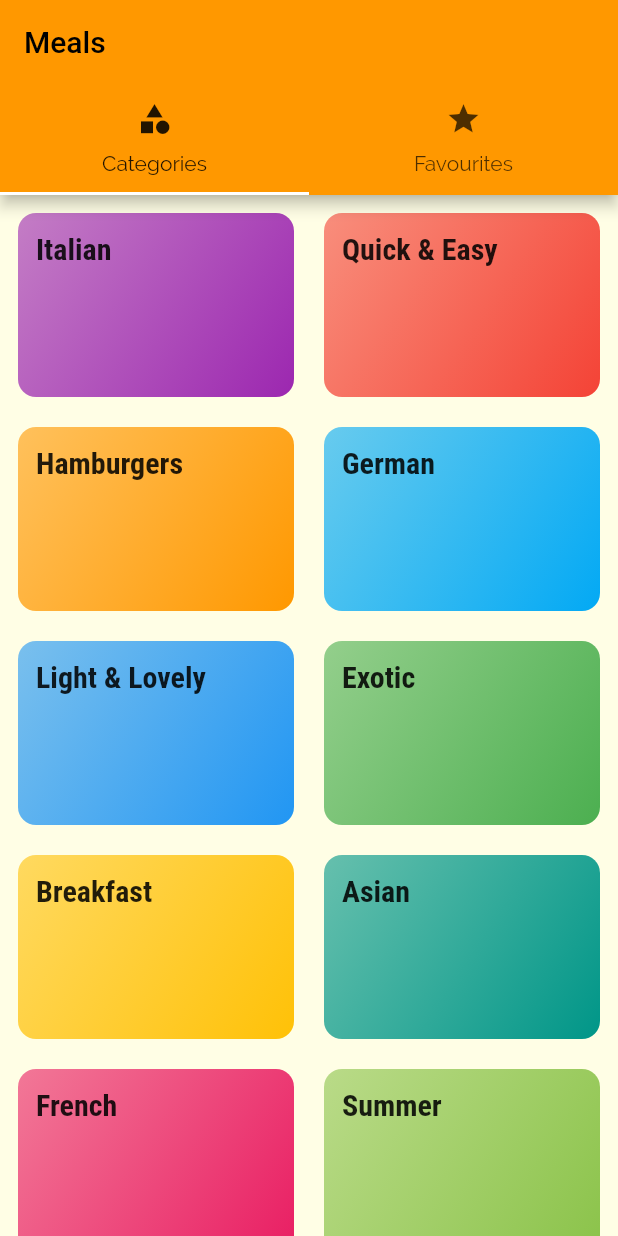
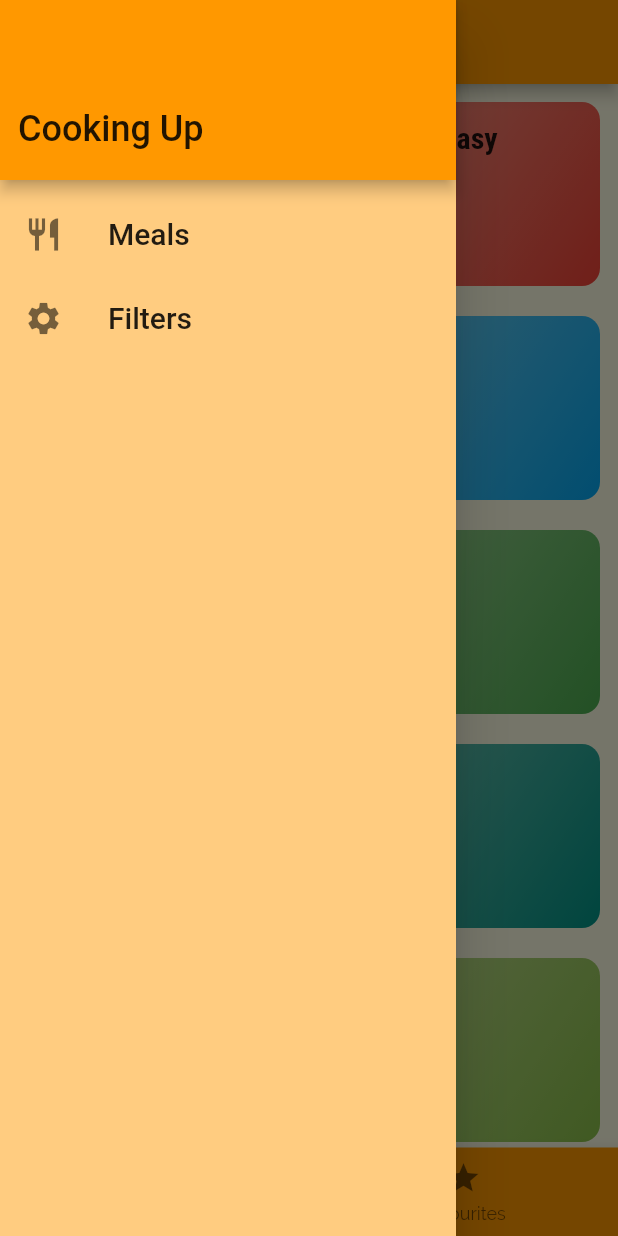
Before and after one commit to IqmanS/flutter-meals-app, a Flutter app: the screen it shows after launch, with the side drawer open (before the commit the screen has no drawer), on a phone screen of 412 x 824 dp. Run offline on Flutter 3.47's test engine with Material 2 defaults, Android fonts, the phone set to English and light mode, and no system bars.

Commit message:
flutter_meals_app

```diff
--- a/lib/main.dart
+++ b/lib/main.dart
@@ -2,9 +2,10 @@
 
 import 'package:flutter/material.dart';
 import 'package:meals_app/screens/categories_screen.dart';
+import 'package:meals_app/screens/filter_screen.dart';
 import 'package:meals_app/screens/meal_detail_screen.dart';
 import 'package:meals_app/screens/meals_screen.dart';
-import 'package:meals_app/screens/tabs_screen.dart';
+import 'package:meals_app/screens/tabs_bottom_screen.dart';
 
 void main() {
   runApp(const MyApp());
@@ -43,6 +44,7 @@ class MyApp extends StatelessWidget {
         MealsScreen.routeName: (context) => const MealsScreen(),
         MealDetailScreen.routeName: (context) => const MealDetailScreen(),
         TabsScreen.routeName: (context) => const TabsScreen(),
+        FilterScreen.routeName: (context) => const FilterScreen(),
       },
       // onGenerateRoute: (settings) {
       //   print(settings.arguments);
--- /dev/null
+++ b/lib/screens/filter_screen.dart
@@ -0,0 +1,15 @@
+import 'package:flutter/cupertino.dart';
+import 'package:flutter/src/widgets/container.dart';
+import 'package:flutter/src/widgets/framework.dart';
+
+class FilterScreen extends StatelessWidget {
+  static const routeName = "/filter";
+  const FilterScreen({super.key});
+
+  @override
+  Widget build(BuildContext context) {
+    return const Center(
+      child: Text("Bello"),
+    );
+  }
+}
--- /dev/null
+++ b/lib/screens/tabs_bottom_screen.dart
@@ -0,0 +1,56 @@
+// ignore_for_file: prefer_const_literals_to_create_immutables
+
+import 'package:flutter/material.dart';
+import 'package:flutter/src/widgets/container.dart';
+import 'package:flutter/src/widgets/framework.dart';
+import 'package:meals_app/screens/categories_screen.dart';
+import 'package:meals_app/screens/favourites_screen.dart';
+import 'package:meals_app/widgets/main_drawer.dart';
+
+class TabsScreen extends StatefulWidget {
+  static const String routeName = "/tabs";
+  const TabsScreen({super.key});
+
+  @override
+  State<TabsScreen> createState() => _TabsScreenState();
+}
+
+class _TabsScreenState extends State<TabsScreen> {
+  int _selectedPageIndex = 0;
+  void _selectPage(int index) {
+    setState(() {
+      _selectedPageIndex = index;
+    });
+  }
+
+  @override
+  Widget build(BuildContext context) {
+    return Scaffold(
+      drawer: const MainDrawer(),
+      appBar: AppBar(
+        title: Text(_selectedPageIndex == 0 ? "Categories " : "Favourites"),
+      ),
+      body: _selectedPageIndex == 0
+          ? const CategoriesScreen()
+          : const FavouritesScreen(),
+      bottomNavigationBar: BottomNavigationBar(
+        selectedLabelStyle:
+            const TextStyle(fontSize: 16, fontWeight: FontWeight.bold),
+        selectedItemColor: Colors.white,
+        backgroundColor: Theme.of(context).primaryColor,
+        currentIndex: _selectedPageIndex,
+        onTap: _selectPage,
+        items: [
+          const BottomNavigationBarItem(
+            icon: Icon(Icons.category),
+            label: "Categories",
+          ),
+          const BottomNavigationBarItem(
+            icon: Icon(Icons.star),
+            label: "Favourites",
+          )
+        ],
+      ),
+    );
+  }
+}
--- a/lib/screens/tabs_screen.dart
+++ b/lib/screens/tabs_top_screen.dart
@@ -4,15 +4,15 @@ import 'package:flutter/src/widgets/framework.dart';
 import 'package:meals_app/screens/categories_screen.dart';
 import 'package:meals_app/screens/favourites_screen.dart';
 
-class TabsScreen extends StatefulWidget {
+class TabsTopScreen extends StatefulWidget {
   static const String routeName = "/tabs";
-  const TabsScreen({super.key});
+  const TabsTopScreen({super.key});
 
   @override
-  State<TabsScreen> createState() => _TabsScreenState();
+  State<TabsTopScreen> createState() => _TabsScreenState();
 }
 
-class _TabsScreenState extends State<TabsScreen> {
+class _TabsScreenState extends State<TabsTopScreen> {
   @override
   Widget build(BuildContext context) {
     return DefaultTabController(
--- a/lib/widgets/category_item.dart
+++ b/lib/widgets/category_item.dart
@@ -28,7 +28,7 @@ class CategoryItem extends StatelessWidget {
         padding: const EdgeInsets.all(12),
         decoration: BoxDecoration(
             gradient: LinearGradient(
-              colors: [color.withOpacity(0.6), color],
+              colors: [color.withOpacity(0.5), color],
               begin: Alignment.topLeft,
               end: Alignment.bottomRight,
             ),
--- /dev/null
+++ b/lib/widgets/main_drawer.dart
@@ -0,0 +1,63 @@
+import 'package:flutter/material.dart';
+import 'package:flutter/src/widgets/container.dart';
+import 'package:flutter/src/widgets/framework.dart';
+import 'package:meals_app/screens/filter_screen.dart';
+import 'package:meals_app/screens/tabs_bottom_screen.dart';
+
+class MainDrawer extends StatelessWidget {
+  const MainDrawer({super.key});
+
+  Widget buildListTile(BuildContext context, String title, IconData icon,
+      Function onTapHandler) {
+    return ListTile(
+      onTap: () {},
+      leading: Icon(
+        icon,
+        size: 26,
+        color: Colors.black54,
+      ),
+      title: Text(
+        title,
+        style: Theme.of(context).textTheme.headline6,
+      ),
+    );
+  }
+
+  @override
+  Widget build(BuildContext context) {
+    return Drawer(
+      child: Column(
+        children: [
+          Card(
+            margin: const EdgeInsets.all(0),
+            shape:
+                RoundedRectangleBorder(borderRadius: BorderRadius.circular(0)),
+            elevation: 4,
+            child: Container(
+              color: Theme.of(context).primaryColor,
+              height: 120,
+              padding: const EdgeInsets.symmetric(horizontal: 12, vertical: 20),
+              alignment: Alignment.bottomLeft,
+              child: Text(
+                "Cooking Up",
+                style: Theme.of(context)
+                    .textTheme
+                    .headline5
+                    ?.copyWith(fontWeight: FontWeight.w500),
+              ),
+            ),
+          ),
+          const SizedBox(
+            height: 8,
+          ),
+          buildListTile(context, "Meals", Icons.restaurant, () {
+            Navigator.of(context).pushNamed(TabsScreen.routeName);
+          }),
+          buildListTile(context, "Filters", Icons.settings, () {
+            Navigator.of(context).pushNamed(FilterScreen.routeName);
+          })
+        ],
+      ),
+    );
+  }
+}
```
